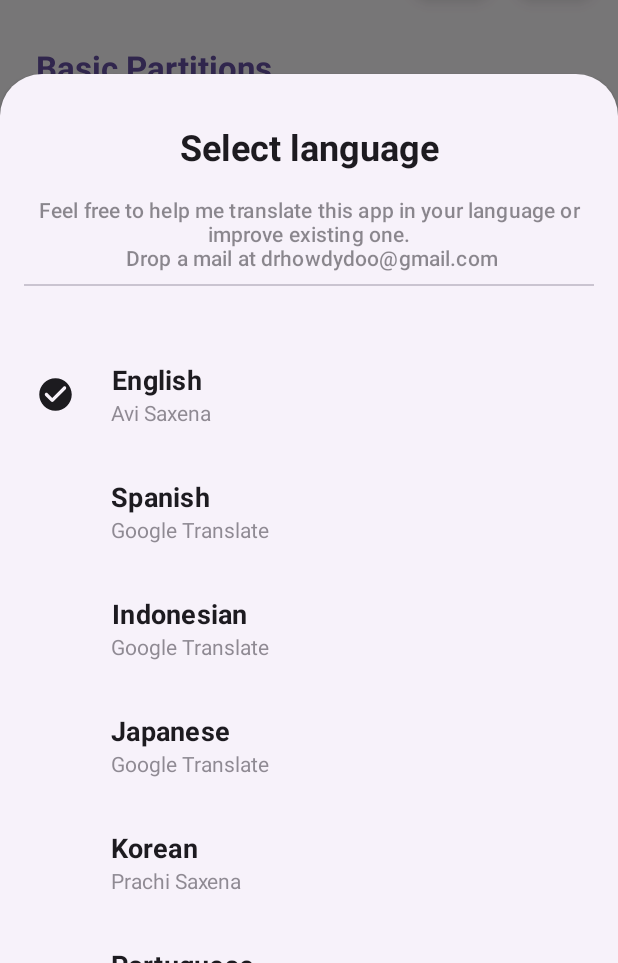
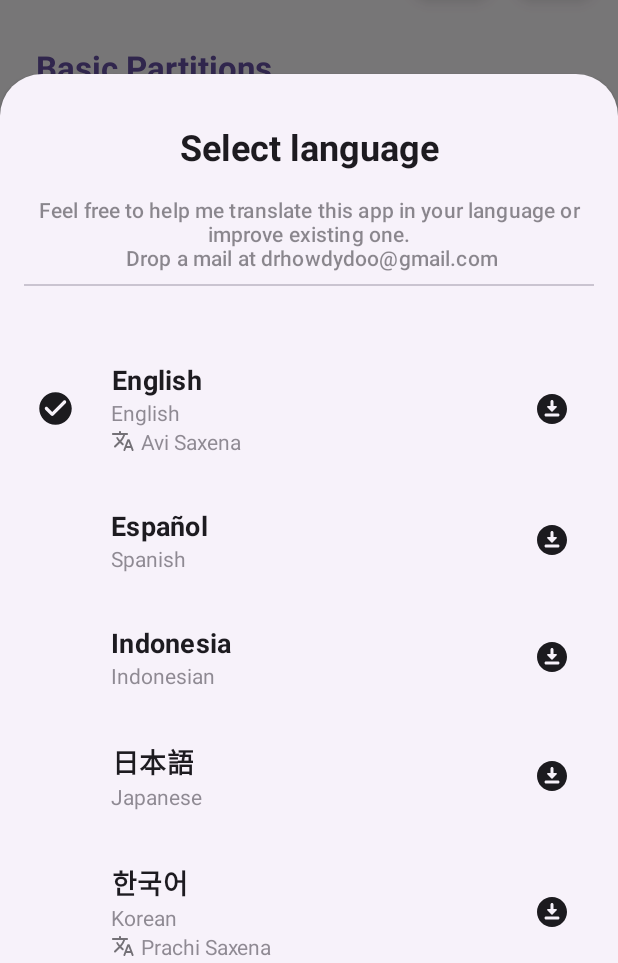
Before and after one commit to DrHowdyDoo/DiskInfo, an Android app: the fragment SettingsBottomSheet placed in its activity, after a tap on "Language", on a phone screen of 412 x 824 dp, the part 273-1236 px from its top. Run offline under Robolectric (Android 15) with nearby library versions, the phone set to English and light mode, and no system bars; libraries missing offline, so code that uses them is left out: me.zhanghai.android; 8 statements that could not run were skipped; 1 other tap on this screen came first.

Commit message:
- Version 3.6.5 - Improved advance search filter - Added System partition details in Basic section - Minor change in  language selector layout - Made advance mode card view clickable

```diff
--- a/app/build.gradle
+++ b/app/build.gradle
@@ -9,8 +9,8 @@ android {
         applicationId "com.drhowdydoo.diskinfo"
         minSdk 27
         targetSdk 31
-        versionCode 84
-        versionName "3.6.2"
+        versionCode 92
+        versionName "3.6.5"
 
         testInstrumentationRunner "androidx.test.runner.AndroidJUnitRunner"
     }
@@ -31,6 +31,7 @@ dependencies {
 
     implementation 'androidx.appcompat:appcompat:1.4.2'
     implementation 'me.zhanghai.android.fastscroll:library:1.1.8'
+    implementation 'com.google.android.play:core:1.10.3'
     implementation "androidx.recyclerview:recyclerview:1.2.1"
     implementation "androidx.swiperefreshlayout:swiperefreshlayout:1.1.0"
     implementation 'com.google.android.material:material:1.6.0-alpha01'
--- a/app/src/main/java/com/drhowdydoo/diskinfo/LanguageInfo.java
+++ b/app/src/main/java/com/drhowdydoo/diskinfo/LanguageInfo.java
@@ -4,11 +4,15 @@ public class LanguageInfo {
 
     private String languageCode;
     private String languageTranslator;
+    private String languageName;
+    private boolean showTranslator;
 
 
-    public LanguageInfo(String languageName, String languageTranslator) {
+    public LanguageInfo(String languageName, String languageTranslator, String languageName1, boolean showTranslator) {
         this.languageCode = languageName;
         this.languageTranslator = languageTranslator;
+        this.languageName = languageName1;
+        this.showTranslator = showTranslator;
     }
 
     public String getLanguageCode() {
@@ -26,4 +30,20 @@ public class LanguageInfo {
     public void setLanguageTranslator(String languageTranslator) {
         this.languageTranslator = languageTranslator;
     }
+
+    public String getLanguageName() {
+        return languageName;
+    }
+
+    public void setLanguageName(String languageName) {
+        this.languageName = languageName;
+    }
+
+    public boolean isShowTranslator() {
+        return showTranslator;
+    }
+
+    public void setShowTranslator(boolean showTranslator) {
+        this.showTranslator = showTranslator;
+    }
 }
--- a/app/src/main/java/com/drhowdydoo/diskinfo/LanguageSelector.java
+++ b/app/src/main/java/com/drhowdydoo/diskinfo/LanguageSelector.java
@@ -14,8 +14,12 @@ import androidx.recyclerview.widget.LinearLayoutManager;
 import androidx.recyclerview.widget.RecyclerView;
 
 import com.google.android.material.bottomsheet.BottomSheetDialogFragment;
+import com.google.android.play.core.splitinstall.SplitInstallManager;
+import com.google.android.play.core.splitinstall.SplitInstallManagerFactory;
 
 import java.util.ArrayList;
+import java.util.Locale;
+import java.util.Set;
 
 @SuppressWarnings("FieldCanBeLocal")
 public class LanguageSelector extends BottomSheetDialogFragment {
@@ -25,6 +29,8 @@ public class LanguageSelector extends BottomSheetDialogFragment {
     private RecyclerView recyclerView;
     private LanguageSelectorAdaptor recyclerViewAdapter;
     private MainActivity activity;
+    private Set<String> installedLangs;
+    private SplitInstallManager splitInstallManager;
 
     @Nullable
     @Override
@@ -39,14 +45,17 @@ public class LanguageSelector extends BottomSheetDialogFragment {
 
         ArrayList<LanguageInfo> languageInfo = new ArrayList<>();
 
-        LanguageInfo l1 = new LanguageInfo("en", "Avi Saxena");
-        LanguageInfo l2 = new LanguageInfo("es", "Google Translate");
-        LanguageInfo l3 = new LanguageInfo("in", "Google Translate");
-        LanguageInfo l4 = new LanguageInfo("ja", "Google Translate");
-        LanguageInfo l5 = new LanguageInfo("ko", "Prachi Saxena");
-        LanguageInfo l6 = new LanguageInfo("pt", "Google Translate");
-        LanguageInfo l7 = new LanguageInfo("ru", "Google Translate");
-        LanguageInfo l8 = new LanguageInfo("vi", "Khang Nguyễn");
+        splitInstallManager = SplitInstallManagerFactory.create(activity);
+        installedLangs = splitInstallManager.getInstalledLanguages();
+
+        LanguageInfo l1 = new LanguageInfo("en", "Avi Saxena", "English", true);
+        LanguageInfo l2 = new LanguageInfo("es", "Google Translate", "Español", false);
+        LanguageInfo l3 = new LanguageInfo("in", "Google Translate", "Indonesia", false);
+        LanguageInfo l4 = new LanguageInfo("ja", "Google Translate", "日本語", false);
+        LanguageInfo l5 = new LanguageInfo("ko", "Prachi Saxena", "한국어", true);
+        LanguageInfo l6 = new LanguageInfo("pt", "Google Translate", "Português", false);
+        LanguageInfo l7 = new LanguageInfo("ru", "Google Translate", "русский", false);
+        LanguageInfo l8 = new LanguageInfo("vi", "Khang Nguyễn", "Tiếng Việt", true);
 
         languageInfo.add(l1);
         languageInfo.add(l2);
@@ -58,11 +67,10 @@ public class LanguageSelector extends BottomSheetDialogFragment {
         languageInfo.add(l8);
 
 
-        recyclerViewAdapter = new LanguageSelectorAdaptor(languageInfo, requireActivity(), LanguageSelector.this);
+        recyclerViewAdapter = new LanguageSelectorAdaptor(languageInfo, requireActivity(), LanguageSelector.this, installedLangs);
         recyclerView.setHasFixedSize(true);
         recyclerView.setLayoutManager(new LinearLayoutManager(requireActivity()));
         recyclerView.setAdapter(recyclerViewAdapter);
-
 
         return v;
     }
@@ -71,8 +79,10 @@ public class LanguageSelector extends BottomSheetDialogFragment {
     public void onDismiss(@NonNull DialogInterface dialog) {
         super.onDismiss(dialog);
         SettingsBottomSheet settingsBottomSheet = (SettingsBottomSheet) activity.getSupportFragmentManager().findFragmentByTag("Settings");
-        if (settingsBottomSheet != null)
-            settingsBottomSheet.updateLanguage();
+        if (settingsBottomSheet != null) {
+            settingsBottomSheet.updateLanguage(installedLangs.contains(sharedPref.getString("DiskInfo.Language", Locale.getDefault().getLanguage())));
+            activity.downloadRes();
+        }
     }
 
 
--- a/app/src/main/java/com/drhowdydoo/diskinfo/LanguageSelectorAdaptor.java
+++ b/app/src/main/java/com/drhowdydoo/diskinfo/LanguageSelectorAdaptor.java
@@ -14,7 +14,9 @@ import androidx.recyclerview.widget.RecyclerView;
 
 import java.util.ArrayList;
 import java.util.Locale;
+import java.util.Set;
 
+@SuppressWarnings({"FieldMayBeFinal", "FieldCanBeLocal"})
 public class LanguageSelectorAdaptor extends RecyclerView.Adapter<LanguageSelectorAdaptor.LanguageViewHolder> {
 
 
@@ -23,11 +25,13 @@ public class LanguageSelectorAdaptor extends RecyclerView.Adapter<LanguageSelect
     private SharedPreferences.Editor editor;
     private final Context context;
     private LanguageSelector languageSelector;
+    private Set<String> installedLangs;
 
-    public LanguageSelectorAdaptor(ArrayList<LanguageInfo> languageList, Context context, LanguageSelector languageSelector) {
+    public LanguageSelectorAdaptor(ArrayList<LanguageInfo> languageList, Context context, LanguageSelector languageSelector, Set<String> installedLangs) {
         this.languageList = new ArrayList<>(languageList);
         this.context = context;
         this.languageSelector = languageSelector;
+        this.installedLangs = installedLangs;
         sharedPref = this.context.getSharedPreferences("MainActivity", Context.MODE_PRIVATE);
         editor = sharedPref.edit();
     }
@@ -43,15 +47,28 @@ public class LanguageSelectorAdaptor extends RecyclerView.Adapter<LanguageSelect
     public void onBindViewHolder(@NonNull LanguageViewHolder holder, int position) {
 
         LanguageInfo languageInfo = languageList.get(position);
+        boolean isInstalled = installedLangs.contains(languageInfo.getLanguageCode());
 
-        holder.languageName.setText(new Locale(languageInfo.getLanguageCode()).getDisplayLanguage());
-        holder.languageTranslator.setText(languageList.get(position).getLanguageTranslator());
+        holder.languageName.setText(languageInfo.getLanguageName());
+        holder.languageDisplayName.setText(new Locale(languageInfo.getLanguageCode()).getDisplayLanguage());
         if (sharedPref.getString("DiskInfo.Language", Locale.getDefault().getLanguage()).equalsIgnoreCase(languageInfo.getLanguageCode())) {
             holder.checked.setVisibility(View.VISIBLE);
         } else {
             holder.checked.setVisibility(View.INVISIBLE);
         }
 
+        if (languageInfo.isShowTranslator()) {
+            holder.languageTranslator.setVisibility(View.VISIBLE);
+            holder.languageTranslator.setText(languageInfo.getLanguageTranslator());
+        } else {
+            holder.languageTranslator.setVisibility(View.GONE);
+        }
+
+        if (!isInstalled) {
+            holder.download.setVisibility(View.VISIBLE);
+        } else {
+            holder.download.setVisibility(View.INVISIBLE);
+        }
     }
 
 
@@ -63,8 +80,8 @@ public class LanguageSelectorAdaptor extends RecyclerView.Adapter<LanguageSelect
     public class LanguageViewHolder extends RecyclerView.ViewHolder implements View.OnClickListener {
 
         public ConstraintLayout parentLayout;
-        public ImageView checked;
-        public TextView languageName, languageTranslator;
+        public ImageView checked, download;
+        public TextView languageName, languageDisplayName, languageTranslator;
 
         public LanguageViewHolder(@NonNull View itemView) {
             super(itemView);
@@ -72,7 +89,9 @@ public class LanguageSelectorAdaptor extends RecyclerView.Adapter<LanguageSelect
             parentLayout = itemView.findViewById(R.id.parent_language_selector);
             checked = itemView.findViewById(R.id.ic_checked);
             languageName = itemView.findViewById(R.id.txt_language_name);
+            languageDisplayName = itemView.findViewById(R.id.txt_language_display_name);
             languageTranslator = itemView.findViewById(R.id.txt_language_translator);
+            download = itemView.findViewById(R.id.ic_download);
         }
 
         @Override
--- a/app/src/main/java/com/drhowdydoo/diskinfo/SettingsBottomSheet.java
+++ b/app/src/main/java/com/drhowdydoo/diskinfo/SettingsBottomSheet.java
@@ -15,6 +15,7 @@ import androidx.annotation.Nullable;
 
 import com.google.android.material.bottomsheet.BottomSheetDialogFragment;
 import com.google.android.material.button.MaterialButtonToggleGroup;
+import com.google.android.material.card.MaterialCardView;
 import com.google.android.material.switchmaterial.SwitchMaterial;
 
 import java.util.Locale;
@@ -30,6 +31,7 @@ public class SettingsBottomSheet extends BottomSheetDialogFragment {
     private SharedPreferences.Editor editor;
     private boolean isChanged = false, isCheckedPreviously, advanceModeOn = false, isModeChanged = false, useSI = false, languageChanged = false;
     private String currentLanguageCode;
+    private MaterialCardView advModeCard;
 
     public SettingsBottomSheet() {
     }
@@ -49,6 +51,7 @@ public class SettingsBottomSheet extends BottomSheetDialogFragment {
         blockSize = v.findViewById(R.id.switchMaterial_blockSize);
         advanceMode = v.findViewById(R.id.switchMaterial_advance_mode);
         unitToggle = v.findViewById(R.id.unitToggle);
+        advModeCard = v.findViewById(R.id.card_view_advance_mode);
 
         versionName.setText("v " + BuildConfig.VERSION_NAME);
 
@@ -64,6 +67,8 @@ public class SettingsBottomSheet extends BottomSheetDialogFragment {
             LanguageSelector languageSelector = new LanguageSelector();
             languageSelector.show(requireActivity().getSupportFragmentManager(), "LanguageSelection");
         });
+
+        advModeCard.setOnClickListener(v12 -> advanceMode.setChecked(!advanceMode.isChecked()));
 
 
         animation.setChecked(sharedPref.getBoolean("animation", true));
@@ -131,11 +136,13 @@ public class SettingsBottomSheet extends BottomSheetDialogFragment {
 
     }
 
-    public void updateLanguage() {
+    public void updateLanguage(boolean requireRestart) {
         String languageCode = sharedPref.getString("DiskInfo.Language", Locale.getDefault().getDisplayLanguage());
         txtLanguage.setText(new Locale(languageCode).getDisplayLanguage());
-        if (!currentLanguageCode.equalsIgnoreCase(languageCode))
-            languageChanged = true;
+        if (!currentLanguageCode.equalsIgnoreCase(languageCode)) {
+            if (requireRestart)
+                languageChanged = true;
+        }
     }
 
 }
--- /dev/null
+++ b/app/src/main/res/drawable/ic_round_download_for_offline_24.xml
@@ -0,0 +1,11 @@
+<vector android:autoMirrored="true"
+    android:height="24dp"
+    android:tint="?attr/colorOnBackground"
+    android:viewportHeight="24"
+    android:viewportWidth="24"
+    android:width="24dp"
+    xmlns:android="http://schemas.android.com/apk/res/android">
+    <path
+        android:fillColor="@android:color/white"
+        android:pathData="M12,2C6.49,2 2,6.49 2,12s4.49,10 10,10s10,-4.49 10,-10S17.51,2 12,2zM11,10V7c0,-0.55 0.45,-1 1,-1h0c0.55,0 1,0.45 1,1v3h1.79c0.45,0 0.67,0.54 0.35,0.85l-2.79,2.79c-0.2,0.2 -0.51,0.2 -0.71,0l-2.79,-2.79C8.54,10.54 8.76,10 9.21,10H11zM16,17H8c-0.55,0 -1,-0.45 -1,-1v0c0,-0.55 0.45,-1 1,-1h8c0.55,0 1,0.45 1,1v0C17,16.55 16.55,17 16,17z" />
+</vector>
--- /dev/null
+++ b/app/src/main/res/drawable/ic_round_translate_24.xml
@@ -0,0 +1,11 @@
+<vector android:autoMirrored="true"
+    android:height="16dp"
+    android:tint="?attr/colorOnBackground"
+    android:viewportHeight="24"
+    android:viewportWidth="24"
+    android:width="16dp"
+    xmlns:android="http://schemas.android.com/apk/res/android">
+    <path
+        android:fillColor="@android:color/white"
+        android:pathData="M12.65,15.67c0.14,-0.36 0.05,-0.77 -0.23,-1.05l-2.09,-2.06 0.03,-0.03c1.74,-1.94 2.98,-4.17 3.71,-6.53h1.94c0.54,0 0.99,-0.45 0.99,-0.99v-0.02c0,-0.54 -0.45,-0.99 -0.99,-0.99L10,4L10,3c0,-0.55 -0.45,-1 -1,-1s-1,0.45 -1,1v1L1.99,4c-0.54,0 -0.99,0.45 -0.99,0.99 0,0.55 0.45,0.99 0.99,0.99h10.18C11.5,7.92 10.44,9.75 9,11.35c-0.81,-0.89 -1.49,-1.86 -2.06,-2.88 -0.16,-0.29 -0.45,-0.47 -0.78,-0.47 -0.69,0 -1.13,0.75 -0.79,1.35 0.63,1.13 1.4,2.21 2.3,3.21L3.3,16.87c-0.4,0.39 -0.4,1.03 0,1.42 0.39,0.39 1.02,0.39 1.42,0L9,14l2.02,2.02c0.51,0.51 1.38,0.32 1.63,-0.35zM17.5,10c-0.6,0 -1.14,0.37 -1.35,0.94l-3.67,9.8c-0.24,0.61 0.22,1.26 0.87,1.26 0.39,0 0.74,-0.24 0.88,-0.61l0.89,-2.39h4.75l0.9,2.39c0.14,0.36 0.49,0.61 0.88,0.61 0.65,0 1.11,-0.65 0.88,-1.26l-3.67,-9.8c-0.22,-0.57 -0.76,-0.94 -1.36,-0.94zM15.88,17l1.62,-4.33L19.12,17h-3.24z" />
+</vector>
--- a/app/src/main/res/layout/language_selector_item_view.xml
+++ b/app/src/main/res/layout/language_selector_item_view.xml
@@ -42,14 +42,32 @@
             android:textAppearance="?attr/textAppearanceSubtitle1" />
 
         <TextView
+            android:id="@+id/txt_language_display_name"
+            android:layout_width="wrap_content"
+            android:layout_height="wrap_content"
+            android:alpha="0.6" />
+
+        <TextView
             android:id="@+id/txt_language_translator"
             android:layout_width="wrap_content"
             android:layout_height="wrap_content"
-            android:text="Google translate"
-            android:alpha="0.6" />
+            android:alpha="0.6"
+            android:text="Khan"
+            android:drawablePadding="4dp"
+            app:drawableStartCompat="@drawable/ic_round_translate_24" />
 
 
     </LinearLayout>
 
+    <ImageView
+        android:id="@+id/ic_download"
+        android:layout_width="wrap_content"
+        android:layout_height="wrap_content"
+        android:layout_marginEnd="16dp"
+        android:src="@drawable/ic_round_download_for_offline_24"
+        app:layout_constraintBottom_toBottomOf="parent"
+        app:layout_constraintEnd_toEndOf="parent"
+        app:layout_constraintTop_toTopOf="parent" />
+
 
 </androidx.constraintlayout.widget.ConstraintLayout>
--- a/app/src/main/res/layout/settings_bottom_sheet_layout.xml
+++ b/app/src/main/res/layout/settings_bottom_sheet_layout.xml
@@ -87,10 +87,13 @@
         app:layout_constraintTop_toTopOf="@+id/txtView_blockSize" />
 
     <com.google.android.material.card.MaterialCardView
-        android:id="@+id/materialCardView"
+        android:id="@+id/card_view_advance_mode"
         style="?attr/materialCardViewFilledStyle"
         android:layout_width="match_parent"
         android:layout_height="wrap_content"
+        android:clickable="true"
+        android:focusable="true"
+        android:background="@drawable/ripple_effect"
         android:layout_marginStart="2dp"
         android:layout_marginTop="12dp"
         android:layout_marginEnd="2dp"
@@ -166,7 +169,7 @@
             app:selectionRequired="true"
             app:singleSelection="true"
             app:layout_constraintEnd_toEndOf="parent"
-        app:layout_constraintTop_toBottomOf="@+id/materialCardView">
+            app:layout_constraintTop_toBottomOf="@+id/card_view_advance_mode">
 
             <Button
                 android:id="@+id/btn_si"
--- a/app/src/main/res/values/strings.xml
+++ b/app/src/main/res/values/strings.xml
@@ -24,6 +24,7 @@
     <string name="free">free</string>
     <string name="used">used</string>
     <string name="data">Data</string>
+    <string name="system">System</string>
     <string name="cache">Cache</string>
     <string name="sdcard_internal">SD card (Internal)</string>
     <string name="sdcard_portable">SD card (Portable)</string>
```
Also changed, not shown: app/src/main/java/com/drhowdydoo/diskinfo/MainActivity.java (+104 -25 lines), 7 other files. Lines whose indentation alone changed are shown as unchanged.
